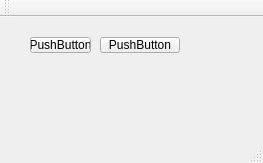
Above: Lab2/mainwindow.ui from MariKush/OOP before the change. Below: the same form after it.
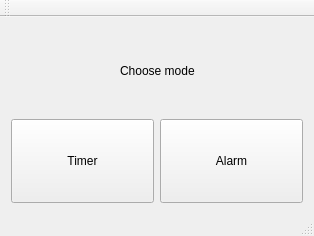
That is the form after the change.

Patch:
```diff
--- a/Lab2/mainwindow.ui
+++ b/Lab2/mainwindow.ui
@@ -6,40 +6,83 @@
    <rect>
     <x>0</x>
     <y>0</y>
-    <width>263</width>
-    <height>163</height>
+    <width>314</width>
+    <height>236</height>
    </rect>
   </property>
   <property name="windowTitle">
    <string>MainWindow</string>
   </property>
   <widget class="QWidget" name="centralWidget">
-   <widget class="QPushButton" name="gotoTimer">
-    <property name="geometry">
-     <rect>
-      <x>30</x>
-      <y>20</y>
-      <width>61</width>
-      <height>16</height>
-     </rect>
-    </property>
-    <property name="text">
-     <string>PushButton</string>
-    </property>
-   </widget>
-   <widget class="QPushButton" name="gotoAlarm">
-    <property name="geometry">
-     <rect>
-      <x>100</x>
-      <y>20</y>
-      <width>80</width>
-      <height>16</height>
-     </rect>
-    </property>
-    <property name="text">
-     <string>PushButton</string>
-    </property>
-   </widget>
+   <layout class="QVBoxLayout" name="verticalLayout_3">
+    <item>
+     <layout class="QHBoxLayout" name="horizontalLayout_3">
+      <item>
+       <spacer name="horizontalSpacer">
+        <property name="orientation">
+         <enum>Qt::Horizontal</enum>
+        </property>
+        <property name="sizeHint" stdset="0">
+         <size>
+          <width>40</width>
+          <height>20</height>
+         </size>
+        </property>
+       </spacer>
+      </item>
+      <item>
+       <widget class="QLabel" name="label">
+        <property name="text">
+         <string>Choose mode</string>
+        </property>
+       </widget>
+      </item>
+      <item>
+       <spacer name="horizontalSpacer_2">
+        <property name="orientation">
+         <enum>Qt::Horizontal</enum>
+        </property>
+        <property name="sizeHint" stdset="0">
+         <size>
+          <width>40</width>
+          <height>20</height>
+         </size>
+        </property>
+       </spacer>
+      </item>
+     </layout>
+    </item>
+    <item>
+     <layout class="QHBoxLayout" name="horizontalLayout_2">
+      <item>
+       <widget class="QPushButton" name="gotoTimer">
+        <property name="sizePolicy">
+         <sizepolicy hsizetype="Preferred" vsizetype="Preferred">
+          <horstretch>0</horstretch>
+          <verstretch>0</verstretch>
+         </sizepolicy>
+        </property>
+        <property name="text">
+         <string>Timer</string>
+        </property>
+       </widget>
+      </item>
+      <item>
+       <widget class="QPushButton" name="gotoAlarm">
+        <property name="sizePolicy">
+         <sizepolicy hsizetype="Preferred" vsizetype="Preferred">
+          <horstretch>0</horstretch>
+          <verstretch>0</verstretch>
+         </sizepolicy>
+        </property>
+        <property name="text">
+         <string>Alarm</string>
+        </property>
+       </widget>
+      </item>
+     </layout>
+    </item>
+   </layout>
   </widget>
   <widget class="QMenuBar" name="menuBar">
    <property name="geometry">
```
Left out of the diff: 2 changed lines with no effect on the pictures.
